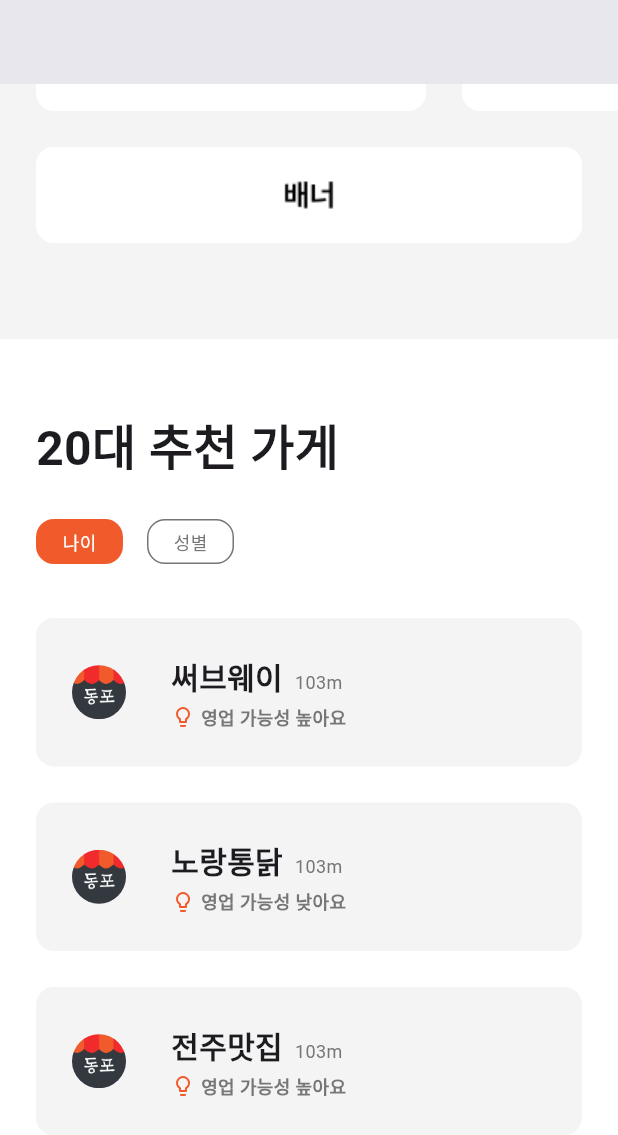
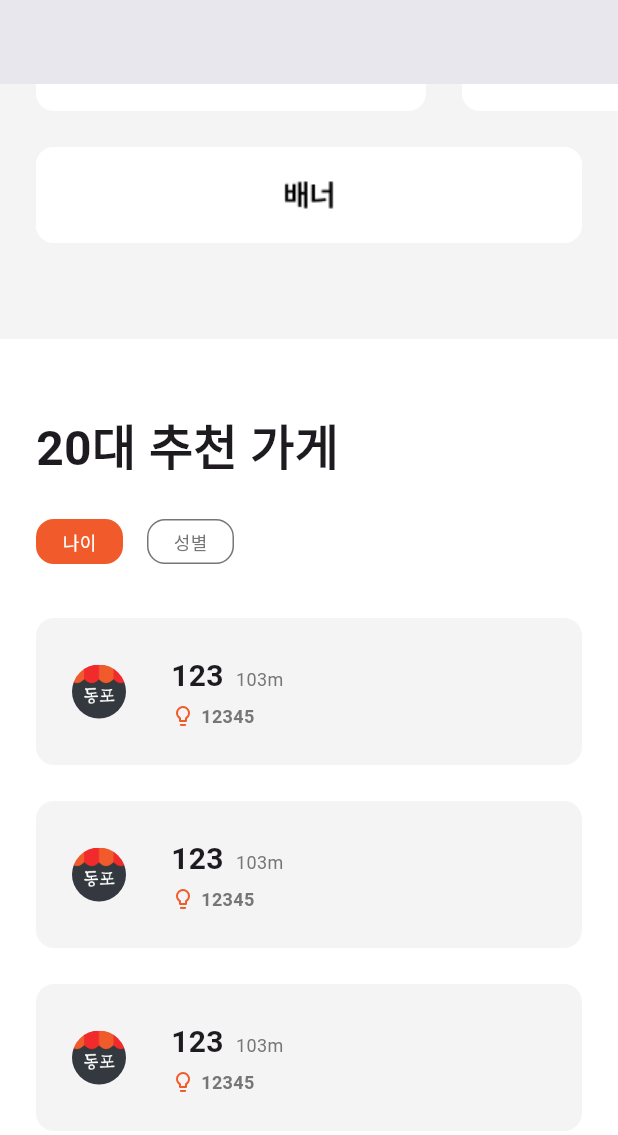
Before and after one commit to Dongpo-App/Dongpo-FE, a Flutter app: the CommunityPage screen opened directly, scrolled down 291 dp, after a tap on "나이", on a phone screen of 412 x 824 dp. Shown: the top 1135 px of the screen. Run offline on Flutter 3.47's test engine with Material 3 defaults, Android fonts, the phone set to English and light mode, and no system bars; our stand-ins replace dio, flutter_datetime_picker_plus, flutter_native_splash, flutter_rating_bar, flutter_secure_storage, geolocator and 4 more; missing offline and left inert: flutter_naver_login, flutter_naver_map, kakao_flutter_sdk_user; accounts and stored records are empty; network calls fail; Roboto replaces fonts that are missing (Pretendard).

```diff
--- /dev/null
+++ b/lib/models/recommend_age_store.dart
@@ -0,0 +1,40 @@
+class RecommendAgeStore {
+  late final int id;
+  late final String name;
+  late final String address;
+  late final String gender;
+
+  RecommendAgeStore({
+    required this.id,
+    required this.name,
+    required this.address,
+    required this.gender,
+  });
+
+  // JSON 데이터를 클래스 인스턴스로 변환하는 factory 생성자
+  factory RecommendAgeStore.fromJson(Map<String, dynamic> json) {
+    return RecommendAgeStore(
+      id: json['id'],
+      name: json['name'],
+      address: json['address'],
+      gender: json['gender'],
+    );
+  }
+
+  // getter
+  int getId() {
+    return id;
+  }
+
+  String getName() {
+    return name;
+  }
+
+  String getAddress() {
+    return address;
+  }
+
+  String getGender() {
+    return gender;
+  }
+}
--- /dev/null
+++ b/lib/models/recommend_gender_store.dart
@@ -0,0 +1,40 @@
+class RecommendGenderStore {
+  late final int id;
+  late final String name;
+  late final String address;
+  late final String ageGroup;
+
+  RecommendGenderStore({
+    required this.id,
+    required this.name,
+    required this.address,
+    required this.ageGroup,
+  });
+
+  // JSON 데이터를 클래스 인스턴스로 변환하는 factory 생성자
+  factory RecommendGenderStore.fromJson(Map<String, dynamic> json) {
+    return RecommendGenderStore(
+      id: json['id'],
+      name: json['name'],
+      address: json['address'],
+      ageGroup: json['ageGroup'],
+    );
+  }
+
+  // getter
+  int getId() {
+    return id;
+  }
+
+  String getName() {
+    return name;
+  }
+
+  String getAddress() {
+    return address;
+  }
+
+  String getAgeGroup() {
+    return ageGroup;
+  }
+}
--- a/lib/models/recommend_store.dart
+++ /dev/null
@@ -1,51 +0,0 @@
-class RecommendStore {
-  late final int id;
-  late final String name;
-  late final String address;
-  late final String businessPotential;
-
-  RecommendStore({
-    required this.id,
-    required this.name,
-    required this.address,
-    required this.businessPotential,
-  });
-
-  // JSON 데이터를 클래스 인스턴스로 변환하는 factory 생성자
-  factory RecommendStore.fromJson(Map<String, dynamic> json) {
-    return RecommendStore(
-      id: json['id'],
-      name: json['name'],
-      address: json['address'],
-      // String을 DateTime으로 변환
-      businessPotential: json['businessPotential'],
-    );
-  }
-
-  // Map을 RecommendStore 객체로 변환하는 factory 생성자
-  factory RecommendStore.fromMap(Map<String, dynamic> map) {
-    return RecommendStore(
-      id: map['id'],
-      name: map['name'],
-      address: map['address'],
-      businessPotential: map['businessPotential'],
-    );
-  }
-
-  // getter
-  int getId() {
-    return id;
-  }
-
-  String getName() {
-    return name;
-  }
-
-  String getAddress() {
-    return address;
-  }
-
-  String getBusinessPotential() {
-    return businessPotential;
-  }
-}
--- a/lib/screens/community/community.dart
+++ b/lib/screens/community/community.dart
@@ -1,5 +1,5 @@
 import 'package:dongpo_test/models/community_rack.dart';
-import 'package:dongpo_test/models/recommend_store.dart';
+import 'package:dongpo_test/models/recommend_age_store.dart';
 import 'package:dongpo_test/screens/community/community_view_model.dart';
 import 'package:flutter/material.dart';
 import 'community_top10.dart';
@@ -16,9 +16,9 @@ class CommunityPageState extends State<CommunityPage> {
   String userAge = "20";
   String userGender = "남";
   // 점포 추천 분류
-  String recommendStoreCategory = "나이";
+  String recommendStoreCategory = "age";
   // 점포 추천 데이터
-  List<RecommendStore> _recommendStore = [];
+  List<RecommendAgeStore> _recommendStore = [];
 
   // 커뮤니티 Top 10
   CommunityViewModel viewModel = CommunityViewModel();
@@ -62,50 +62,31 @@ class CommunityPageState extends State<CommunityPage> {
   }
 
   void getRecommendStore() async {
-    if (recommendStoreCategory == "나이") {
+    _recommendStore = [
+      RecommendAgeStore(
+        id : 1,
+        name: "123",
+        address: "12345",
+        gender: "121",
+      ),
+      RecommendAgeStore(
+        id : 1,
+        name: "123",
+        address: "12345",
+        gender: "121",
+      ),
+      RecommendAgeStore(
+        id : 1,
+        name: "123",
+        address: "12345",
+        gender: "121",
+      ),
+    ];
+
+    if (recommendStoreCategory == "age") {
       // _recommendStore = await viewModel.recommendStoreGetAPI(context);
-      _recommendStore = [
-        RecommendStore.fromMap({
-          "id": 3,
-          "name": "써브웨이",
-          "address": "서울시 구로구 고척동",
-          "businessPotential": "영업 가능성 높아요",
-        }),
-        RecommendStore.fromMap({
-          "id": 2,
-          "name": "노랑통닭",
-          "address": "서울시 구로구 고척동",
-          "businessPotential": "영업 가능성 낮아요",
-        }),
-        RecommendStore.fromMap({
-          "id": 9,
-          "name": "전주맛집",
-          "address": "서울시 구로구 고척동",
-          "businessPotential": "영업 가능성 높아요",
-        }),
-      ];
     } else {
       // _recommendStore = await viewModel.recommendStoreGetAPI(context);
-      _recommendStore = [
-        RecommendStore.fromMap({
-          "id": 3,
-          "name": "청년다방",
-          "address": "서울시 구로구 고척동",
-          "businessPotential": "영업 가능성 낮아요",
-        }),
-        RecommendStore.fromMap({
-          "id": 2,
-          "name": "test2",
-          "address": "서울시 구로구 경인로",
-          "businessPotential": "영업 가능성 낮아요",
-        }),
-        RecommendStore.fromMap({
-          "id": 9,
-          "name": "빽다방",
-          "address": "서울시 구로구 고척동",
-          "businessPotential": "영업 가능성 높아요",
-        }),
-      ];
     }
   }
 
@@ -189,7 +170,7 @@ class CommunityPageState extends State<CommunityPage> {
                     Container(
                       margin: const EdgeInsets.only(top: 24, bottom: 24),
                       child: Text(
-                        recommendStoreCategory == "나이"
+                        recommendStoreCategory == "age"
                         ? "$userAge대 추천 가게"
                         : "$userGender성 추천 가게",
                         style: const TextStyle(fontSize: 32, fontWeight: FontWeight.w600),
@@ -201,7 +182,7 @@ class CommunityPageState extends State<CommunityPage> {
                         GestureDetector(
                           onTap: () {
                             setState(() {
-                              recommendStoreCategory = '나이'; // 나이 선택
+                              recommendStoreCategory = 'age'; // 나이 선택
                               getRecommendStore();
                             });
                           },
@@ -209,10 +190,10 @@ class CommunityPageState extends State<CommunityPage> {
                             height: 30,
                             width: 58,
                             decoration: BoxDecoration(
-                              color: recommendStoreCategory == '나이'
+                              color: recommendStoreCategory == 'age'
                                 ? const Color(0xFFF15A2B) // 선택된 색상
                                 : Colors.transparent, // 기본 색상
-                              border: recommendStoreCategory == '나이'
+                              border: recommendStoreCategory == 'age'
                                 ? null // 선택된 상태에서는 테두리 없음
                                 : Border.all(
                                     color: const Color(0xFF767676), // 기본 테두리 색상
@@ -225,7 +206,7 @@ class CommunityPageState extends State<CommunityPage> {
                                 "나이",
                                 style: TextStyle(
                                   fontSize: 12,
-                                  color: recommendStoreCategory == '나이' ? Colors.white : const Color(0xFF767676),
+                                  color: recommendStoreCategory == 'age' ? Colors.white : const Color(0xFF767676),
                                   fontWeight: FontWeight.w400,
                                 ),
                               ),
@@ -236,7 +217,7 @@ class CommunityPageState extends State<CommunityPage> {
                         GestureDetector(
                           onTap: () {
                             setState(() {
-                              recommendStoreCategory = '성별'; // 성별 선택
+                              recommendStoreCategory = 'gender'; // 성별 선택
                               getRecommendStore();
                             });
                           },
@@ -244,10 +225,10 @@ class CommunityPageState extends State<CommunityPage> {
                             height: 30,
                             width: 58,
                             decoration: BoxDecoration(
-                              color: recommendStoreCategory == '성별'
+                              color: recommendStoreCategory == 'gender'
                                   ? const Color(0xFFF15A2B) // 선택된 색상
                                   : Colors.transparent, // 기본 색상
-                              border: recommendStoreCategory == '성별'
+                              border: recommendStoreCategory == 'gender'
                                   ? null // 선택된 상태에서는 테두리 없음
                                   : Border.all(
                                 color: const Color(0xFF767676), // 기본 테두리 색상
@@ -260,7 +241,7 @@ class CommunityPageState extends State<CommunityPage> {
                                 "성별",
                                 style: TextStyle(
                                   fontSize: 12,
-                                  color: recommendStoreCategory == '성별' ? Colors.white : const Color(0xFF767676),
+                                  color: recommendStoreCategory == 'gender' ? Colors.white : const Color(0xFF767676),
                                   fontWeight: FontWeight.w400,
                                 ),
                               ),
@@ -350,7 +331,7 @@ class CommunityPageState extends State<CommunityPage> {
                                             ),
                                             SizedBox(width: 4,),
                                             Text(
-                                              recommendStore.businessPotential,
+                                              recommendStore.address,
                                               style: const TextStyle(
                                                 fontSize: 12,
                                                 fontWeight: FontWeight.w600,
```
Also changed, not shown: lib/screens/add/add_02.dart (+8 -6 lines), lib/screens/community/community_view_model.dart (+49 -6 lines), lib/screens/main/main_03/03_user_action.dart (+40 -10 lines), lib/screens/main/main_03/04_bangmoon.dart (+169 -80 lines), lib/screens/main/main_03/05_review.dart (+71 -26 lines), lib/screens/main/main_03/main_03.dart (+6 -5 lines).
